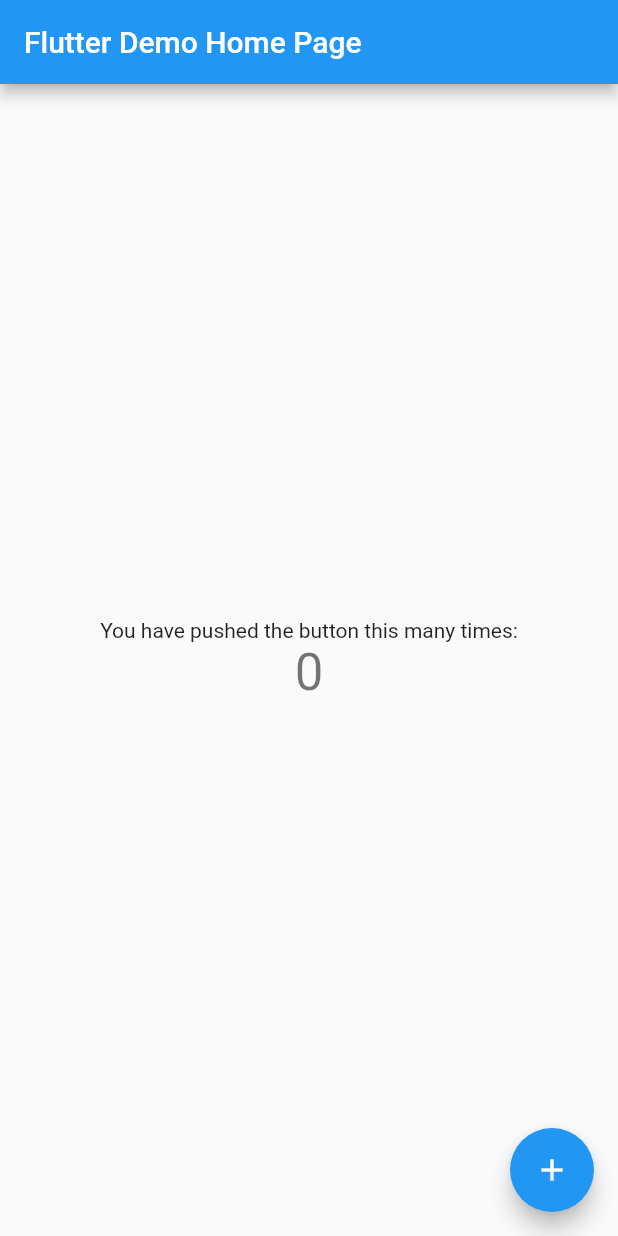
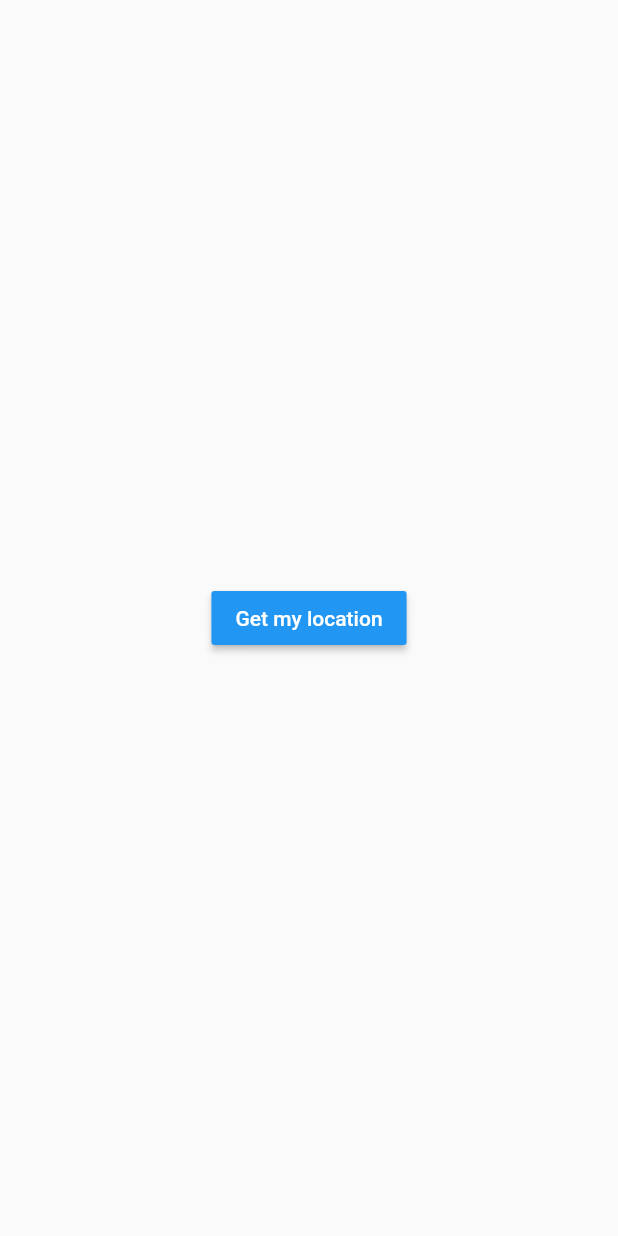
Before and after one commit to jyryuitpro/flutter_weather, a Flutter app: the screen it shows after launch, on a phone screen of 412 x 824 dp. Run offline on Flutter 3.47's test engine with Material 2 defaults, Android fonts, the phone set to English and light mode, and no system bars; our stand-ins replace geolocator.

Commit message:
날씨 앱(weather app) 만들기 1 - Widget lifecycle, API

```diff
--- a/lib/main.dart
+++ b/lib/main.dart
@@ -1,4 +1,5 @@
 import 'package:flutter/material.dart';
+import 'package:flutter_weather/screens/loading.dart';
 
 void main() {
   runApp(MyApp());
@@ -11,103 +12,9 @@ class MyApp extends StatelessWidget {
     return MaterialApp(
       title: 'Flutter Demo',
       theme: ThemeData(
-        // This is the theme of your application.
-        //
-        // Try running your application with "flutter run". You'll see the
-        // application has a blue toolbar. Then, without quitting the app, try
-        // changing the primarySwatch below to Colors.green and then invoke
-        // "hot reload" (press "r" in the console where you ran "flutter run",
-        // or simply save your changes to "hot reload" in a Flutter IDE).
-        // Notice that the counter didn't reset back to zero; the application
-        // is not restarted.
         primarySwatch: Colors.blue,
       ),
-      home: MyHomePage(title: 'Flutter Demo Home Page'),
+      home: Loading(),
     );
   }
 }
-
-class MyHomePage extends StatefulWidget {
-  MyHomePage({Key? key, required this.title}) : super(key: key);
-
-  // This widget is the home page of your application. It is stateful, meaning
-  // that it has a State object (defined below) that contains fields that affect
-  // how it looks.
-
-  // This class is the configuration for the state. It holds the values (in this
-  // case the title) provided by the parent (in this case the App widget) and
-  // used by the build method of the State. Fields in a Widget subclass are
-  // always marked "final".
-
-  final String title;
-
-  @override
-  _MyHomePageState createState() => _MyHomePageState();
-}
-
-class _MyHomePageState extends State<MyHomePage> {
-  int _counter = 0;
-
-  void _incrementCounter() {
-    setState(() {
-      // This call to setState tells the Flutter framework that something has
-      // changed in this State, which causes it to rerun the build method below
-      // so that the display can reflect the updated values. If we changed
-      // _counter without calling setState(), then the build method would not be
-      // called again, and so nothing would appear to happen.
-      _counter++;
-    });
-  }
-
-  @override
-  Widget build(BuildContext context) {
-    // This method is rerun every time setState is called, for instance as done
-    // by the _incrementCounter method above.
-    //
-    // The Flutter framework has been optimized to make rerunning build methods
-    // fast, so that you can just rebuild anything that needs updating rather
-    // than having to individually change instances of widgets.
-    return Scaffold(
-      appBar: AppBar(
-        // Here we take the value from the MyHomePage object that was created by
-        // the App.build method, and use it to set our appbar title.
-        title: Text(widget.title),
-      ),
-      body: Center(
-        // Center is a layout widget. It takes a single child and positions it
-        // in the middle of the parent.
-        child: Column(
-          // Column is also a layout widget. It takes a list of children and
-          // arranges them vertically. By default, it sizes itself to fit its
-          // children horizontally, and tries to be as tall as its parent.
-          //
-          // Invoke "debug painting" (press "p" in the console, choose the
-          // "Toggle Debug Paint" action from the Flutter Inspector in Android
-          // Studio, or the "Toggle Debug Paint" command in Visual Studio Code)
-          // to see the wireframe for each widget.
-          //
-          // Column has various properties to control how it sizes itself and
-          // how it positions its children. Here we use mainAxisAlignment to
-          // center the children vertically; the main axis here is the vertical
-          // axis because Columns are vertical (the cross axis would be
-          // horizontal).
-          mainAxisAlignment: MainAxisAlignment.center,
-          children: <Widget>[
-            Text(
-              'You have pushed the button this many times:',
-            ),
-            Text(
-              '$_counter',
-              style: Theme.of(context).textTheme.headline4,
-            ),
-          ],
-        ),
-      ),
-      floatingActionButton: FloatingActionButton(
-        onPressed: _incrementCounter,
-        tooltip: 'Increment',
-        child: Icon(Icons.add),
-      ), // This trailing comma makes auto-formatting nicer for build methods.
-    );
-  }
-}
--- /dev/null
+++ b/lib/screens/loading.dart
@@ -0,0 +1,37 @@
+import 'package:flutter/material.dart';
+import 'package:geolocator/geolocator.dart';
+
+class Loading extends StatefulWidget {
+  const Loading({Key? key}) : super(key: key);
+
+  @override
+  _LoadingState createState() => _LoadingState();
+}
+
+class _LoadingState extends State<Loading> {
+
+  void getLocation() async {
+    Position position = await Geolocator.getCurrentPosition(desiredAccuracy: LocationAccuracy.high);
+    print(position);
+  }
+
+  @override
+  Widget build(BuildContext context) {
+    return Scaffold(
+      body: Center(
+        child: RaisedButton(
+          onPressed: () {
+            getLocation();
+          },
+          child: Text(
+            'Get my location',
+            style: TextStyle(
+              color: Colors.white,
+            ),
+          ),
+          color: Colors.blue,
+        ),
+      ),
+    );
+  }
+}
--- a/pubspec.yaml
+++ b/pubspec.yaml
@@ -28,6 +28,7 @@ dependencies:
   # The following adds the Cupertino Icons font to your application.
   # Use with the CupertinoIcons class for iOS style icons.
   cupertino_icons: ^1.0.2
+  geolocator: ^7.4.0
 
 dev_dependencies:
   flutter_test:
```
Also changed, not shown: pubspec.lock, 2 other files.
